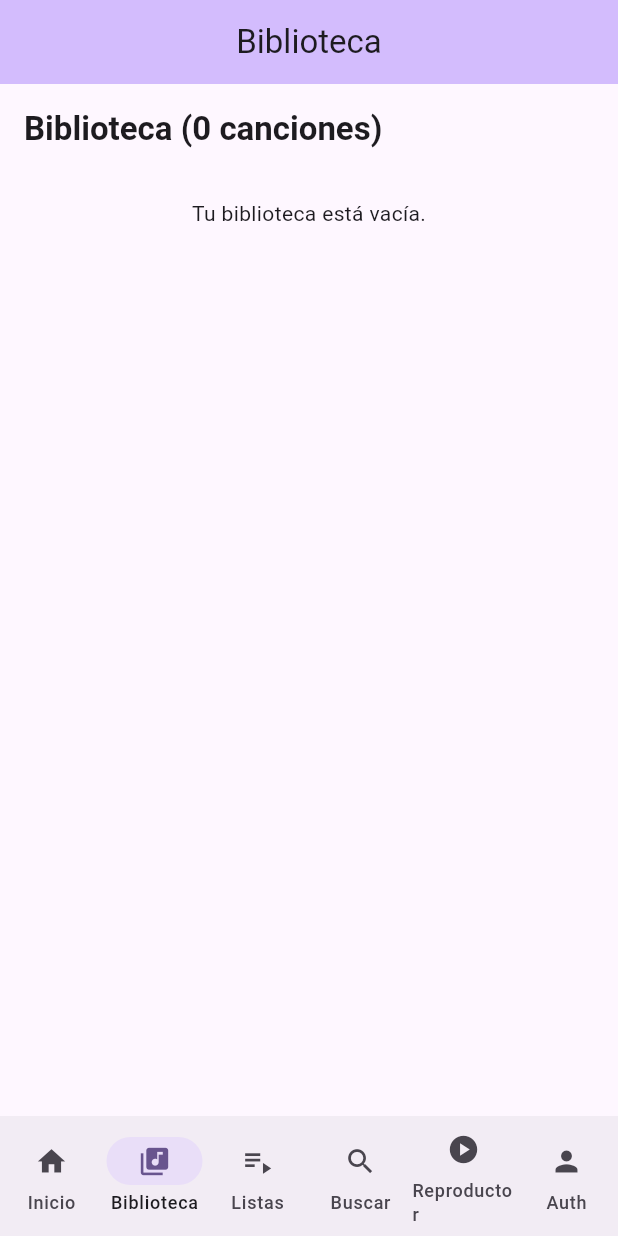
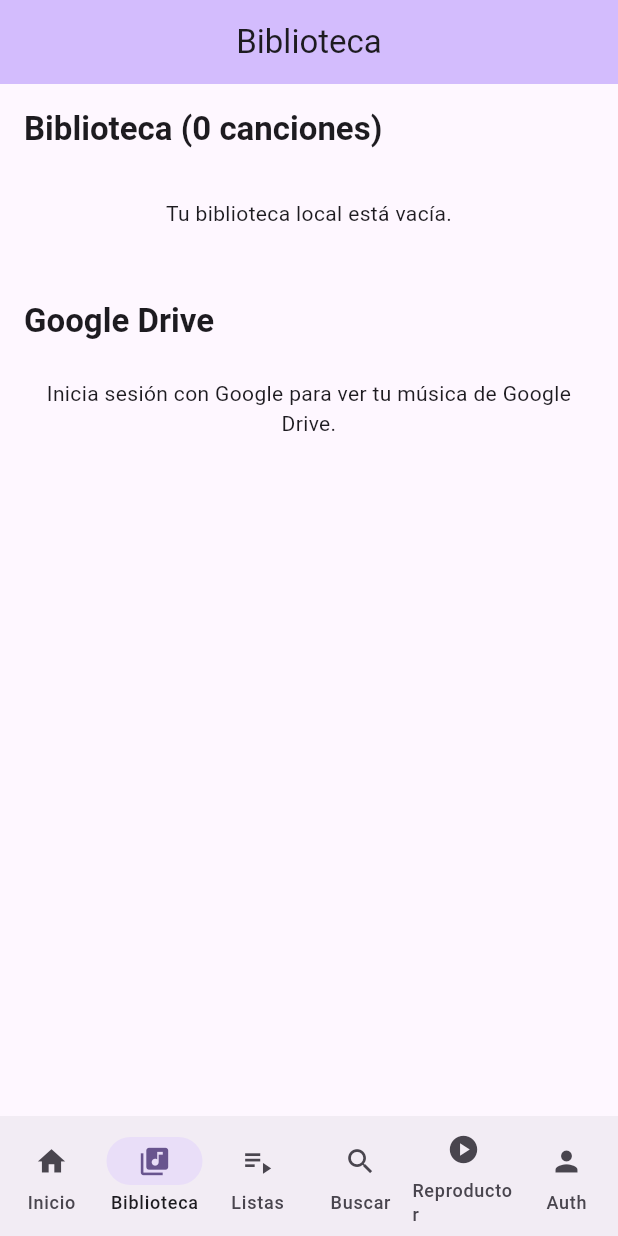
Before and after one commit to bryanleonardomanzano-cloud/MyMusic-2.2, a Flutter app: the UiShellPage screen opened by its route, item 2 of the bottom bar chosen, on a phone screen of 412 x 824 dp. Run offline on Flutter 3.47's test engine with Material 3 defaults, Android fonts, the phone set to English and light mode, and no system bars; our stand-ins replace flutter_riverpod, go_router, google_sign_in, just_audio, shared_preferences; accounts and stored records are empty.

Commit message:
feat: integrar listado de musica de Google Drive en biblioteca

```diff
--- a/lib/features/auth/data/windows_google_auth.dart
+++ b/lib/features/auth/data/windows_google_auth.dart
@@ -45,6 +45,7 @@ class WindowsGoogleAuth {
     'openid',
     'email',
     'profile',
+    'https://www.googleapis.com/auth/drive.readonly',
   ];
 
   static bool get isConfigured => _clientId.isNotEmpty;
--- a/lib/features/ui_shell/presentation/tabs/library_tab_page.dart
+++ b/lib/features/ui_shell/presentation/tabs/library_tab_page.dart
@@ -1,6 +1,9 @@
 import 'package:flutter/material.dart';
 import 'package:flutter_riverpod/flutter_riverpod.dart';
 
+import 'package:mymusic/features/auth/domain/auth_state.dart';
+import 'package:mymusic/features/auth/presentation/providers.dart';
+import 'package:mymusic/features/google_drive/presentation/google_drive_providers.dart';
 import 'package:mymusic/features/library/presentation/library_providers.dart';
 
 class LibraryTabPage extends ConsumerWidget {
@@ -13,36 +16,27 @@ class LibraryTabPage extends ConsumerWidget {
     return '$minutes:${seconds.toString().padLeft(2, '0')}';
   }
 
+  String _formatSize(int bytes) {
+    if (bytes <= 0) return '';
+    const kb = 1024;
+    const mb = kb * 1024;
+    if (bytes >= mb) return '${(bytes / mb).toStringAsFixed(1)} MB';
+    return '${(bytes / kb).toStringAsFixed(0)} KB';
+  }
+
   @override
   Widget build(BuildContext context, WidgetRef ref) {
     final state = ref.watch(libraryNotifierProvider);
-
-    if (state.isLoading) {
-      return const Center(child: CircularProgressIndicator());
-    }
-    if (state.error != null) {
-      return Center(
-        child: Padding(
-          padding: const EdgeInsets.all(16),
-          child: Column(
-            mainAxisSize: MainAxisSize.min,
-            children: [
-              Text(state.error!, textAlign: TextAlign.center),
-              const SizedBox(height: 12),
-              FilledButton(
-                onPressed: () =>
-                    ref.read(libraryNotifierProvider.notifier).loadLibrary(),
-                child: const Text('Reintentar'),
-              ),
-            ],
-          ),
-        ),
-      );
-    }
+    final auth = ref.watch(authProvider);
+    final isAuthenticated = auth is AuthAuthenticated;
 
     return RefreshIndicator(
-      onRefresh: () =>
-          ref.read(libraryNotifierProvider.notifier).loadLibrary(),
+      onRefresh: () async {
+        await ref.read(libraryNotifierProvider.notifier).loadLibrary();
+        if (isAuthenticated) {
+          await ref.read(googleDriveNotifierProvider.notifier).listAudioFiles();
+        }
+      },
       child: ListView(
         padding: const EdgeInsets.all(8),
         children: [
@@ -55,10 +49,31 @@ class LibraryTabPage extends ConsumerWidget {
                   ),
             ),
           ),
-          if (state.songs.isEmpty)
+          if (state.isLoading)
+            const Padding(
+              padding: EdgeInsets.all(16),
+              child: Center(child: CircularProgressIndicator()),
+            )
+          else if (state.error != null)
+            Padding(
+              padding: const EdgeInsets.all(16),
+              child: Column(
+                children: [
+                  Text(state.error!, textAlign: TextAlign.center),
+                  const SizedBox(height: 12),
+                  FilledButton(
+                    onPressed: () => ref
+                        .read(libraryNotifierProvider.notifier)
+                        .loadLibrary(),
+                    child: const Text('Reintentar'),
+                  ),
+                ],
+              ),
+            )
+          else if (state.songs.isEmpty)
             const Padding(
               padding: EdgeInsets.all(24),
-              child: Center(child: Text('Tu biblioteca está vacía.')),
+              child: Center(child: Text('Tu biblioteca local está vacía.')),
             )
           else
             ...state.songs.map(
@@ -77,8 +92,95 @@ class LibraryTabPage extends ConsumerWidget {
                 ),
               ),
             ),
+          const SizedBox(height: 16),
+          Padding(
+            padding: const EdgeInsets.all(8),
+            child: Text(
+              'Google Drive',
+              style: Theme.of(context).textTheme.titleLarge?.copyWith(
+                    fontWeight: FontWeight.bold,
+                  ),
+            ),
+          ),
+          _GoogleDriveSection(
+            formatSize: _formatSize,
+          ),
         ],
       ),
     );
   }
 }
+
+class _GoogleDriveSection extends ConsumerWidget {
+  final String Function(int) formatSize;
+
+  const _GoogleDriveSection({required this.formatSize});
+
+  @override
+  Widget build(BuildContext context, WidgetRef ref) {
+    final auth = ref.watch(authProvider);
+    if (auth is! AuthAuthenticated) {
+      return const Padding(
+        padding: EdgeInsets.all(16),
+        child: Text(
+          'Inicia sesión con Google para ver tu música de Google Drive.',
+          textAlign: TextAlign.center,
+        ),
+      );
+    }
+
+    final driveState = ref.watch(googleDriveNotifierProvider);
+
+    if (driveState.isLoading) {
+      return const Padding(
+        padding: EdgeInsets.all(16),
+        child: Center(child: CircularProgressIndicator()),
+      );
+    }
+
+    if (driveState.error != null) {
+      return Padding(
+        padding: const EdgeInsets.all(16),
+        child: Column(
+          children: [
+            Text(
+              driveState.error!,
+              textAlign: TextAlign.center,
+            ),
+            const SizedBox(height: 12),
+            FilledButton(
+              onPressed: () => ref
+                  .read(googleDriveNotifierProvider.notifier)
+                  .listAudioFiles(),
+              child: const Text('Reintentar'),
+            ),
+          ],
+        ),
+      );
+    }
+
+    if (driveState.files.isEmpty) {
+      return const Padding(
+        padding: EdgeInsets.all(16),
+        child: Text(
+          'No se encontraron archivos de audio en tu Google Drive.',
+          textAlign: TextAlign.center,
+        ),
+      );
+    }
+
+    return Column(
+      children: driveState.files.map((file) {
+        return Card(
+          child: ListTile(
+            leading: const CircleAvatar(child: Icon(Icons.cloud)),
+            title: Text(file.name),
+            subtitle: Text(
+              '${file.mimeType}${file.size > 0 ? ' • ${formatSize(file.size)}' : ''}',
+            ),
+          ),
+        );
+      }).toList(),
+    );
+  }
+}
```
Also changed, not shown: lib/features/google_drive/presentation/google_drive_providers.dart (added, +57 -0 lines).
